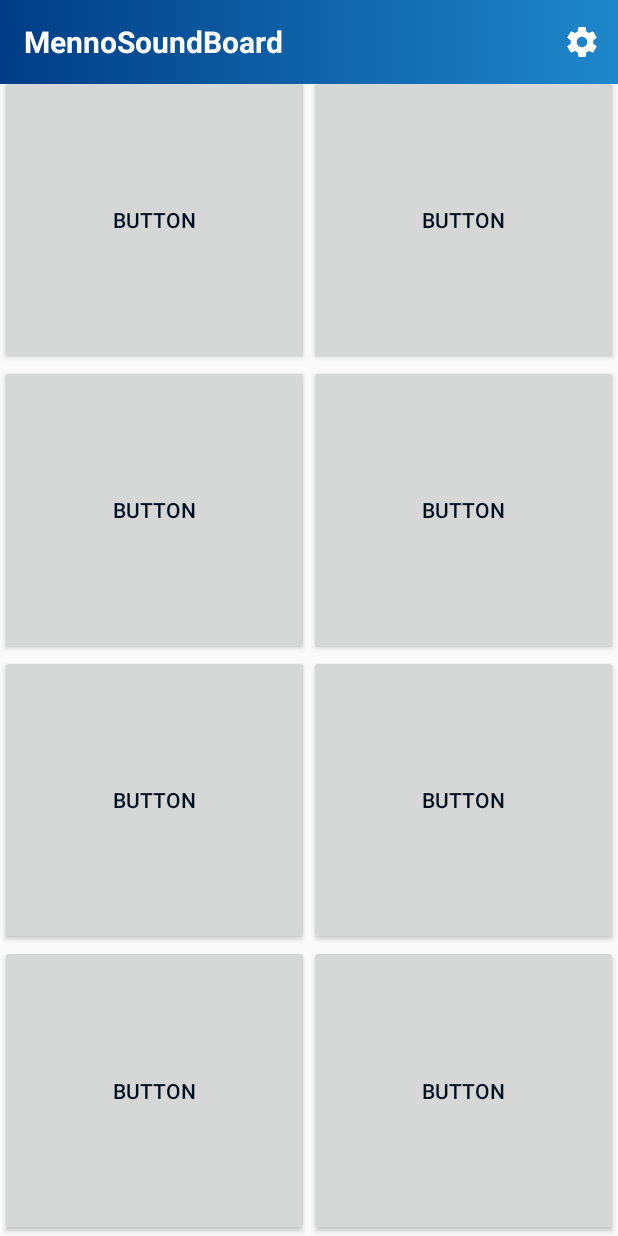
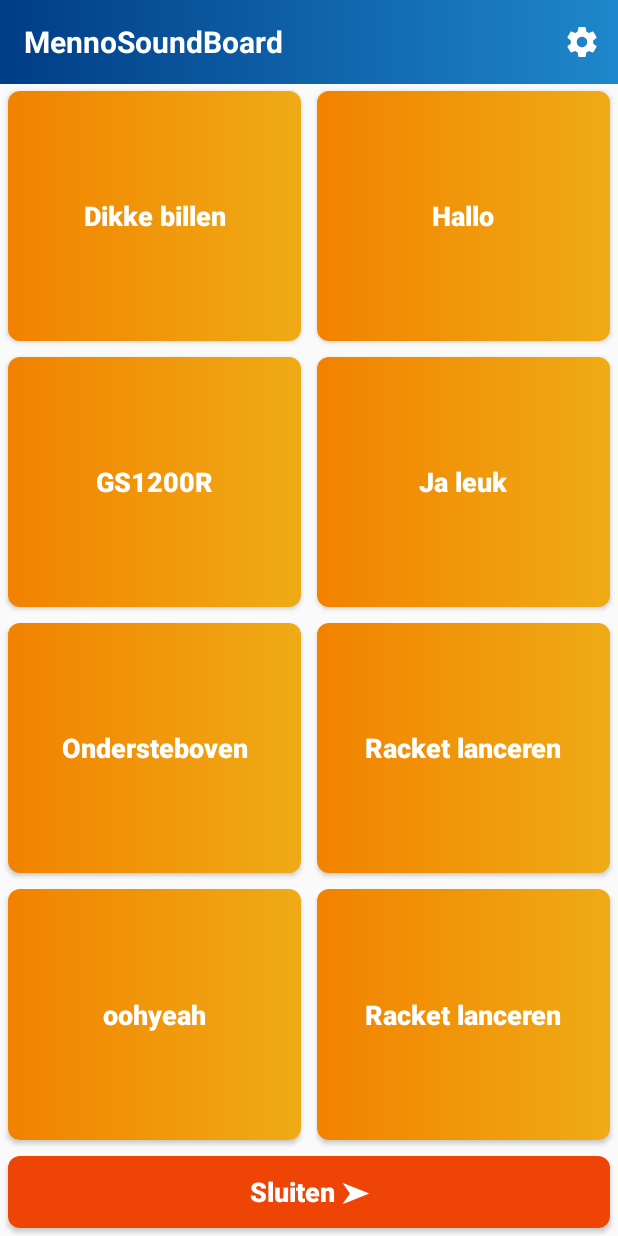
Before and after one commit to tallismen/mennosoundboard, an Android app: the screen it shows after launch (MainActivity), on a phone screen of 412 x 824 dp. Run offline under Robolectric (Android 15) with nearby library versions, the phone set to English and light mode, and no system bars.

Commit message:
layout+meer audio

```diff
--- a/app/build.gradle
+++ b/app/build.gradle
@@ -8,7 +8,7 @@ android {
         minSdkVersion 21
         targetSdkVersion 26
         versionCode 1
-        versionName "1.0.0-DEV"
+        versionName "1.0.0-RELEASE"
         testInstrumentationRunner "android.support.test.runner.AndroidJUnitRunner"
     }
     buildTypes {
--- a/app/src/main/java/nl/designlama/mennosoundboard/activity/SettingsActivity.java
+++ b/app/src/main/java/nl/designlama/mennosoundboard/activity/SettingsActivity.java
@@ -23,6 +23,7 @@ public class SettingsActivity extends AppCompatPreferenceActivity implements Act
 
     @Override
     public boolean onMenuItemSelected(int featureId, MenuItem item) {
+        Log.i(TAG, "onMenuItemSelected()");
         int id = item.getItemId();
         if (id == android.R.id.home) {
             if (!super.onMenuItemSelected(featureId, item)) {
@@ -35,6 +36,7 @@ public class SettingsActivity extends AppCompatPreferenceActivity implements Act
 
     @Override
     public void onBackPressed() {
+        Log.i(TAG, "onBackPressed()");
         NavUtils.navigateUpFromSameTask(this);
     }
 
--- a/app/src/main/res/layout/activity_main.xml
+++ b/app/src/main/res/layout/activity_main.xml
@@ -11,15 +11,14 @@
     <android.support.v7.widget.Toolbar
         android:id="@+id/toolbar2"
         android:layout_width="match_parent"
-        android:layout_height="100dp"
-        android:layout_weight="1"
+        android:layout_height="55dp"
         android:background="?attr/colorPrimary"
         android:minHeight="?attr/actionBarSize"
         android:theme="?attr/actionBarTheme" />
 
     <LinearLayout
         android:layout_width="match_parent"
-        android:layout_height="match_parent"
+        android:layout_height="wrap_content"
         android:layout_weight="1"
         android:orientation="horizontal">
 
@@ -33,36 +32,57 @@
                 android:id="@+id/button1"
                 android:layout_width="match_parent"
                 android:layout_height="0dp"
+                android:layout_margin="5dp"
                 android:layout_weight="1"
+                android:background="@drawable/button_orange"
                 android:onClick="onButton1Pressed"
-                android:text="Button"
-                tools:text="Dikke billen" />
+                android:text="Dikke billen"
+                android:textAllCaps="false"
+                android:textColor="@color/anwbWit"
+                android:textSize="18sp"
+                android:textStyle="bold" />
 
             <Button
                 android:id="@+id/button3"
                 android:layout_width="match_parent"
                 android:layout_height="0dp"
+                android:layout_margin="5dp"
                 android:layout_weight="1"
+                android:background="@drawable/button_orange"
                 android:onClick="onButton3Pressed"
-                android:text="Button"
-                tools:text="GS1200R" />
+                android:text="GS1200R"
+                android:textAllCaps="false"
+                android:textColor="@color/anwbWit"
+                android:textSize="18sp"
+                android:textStyle="bold" />
 
             <Button
                 android:id="@+id/button5"
                 android:layout_width="match_parent"
                 android:layout_height="0dp"
+                android:layout_margin="5dp"
                 android:layout_weight="1"
+                android:background="@drawable/button_orange"
                 android:onClick="onButton5Pressed"
-                android:text="Button"
-                tools:text="Ondersteboven" />
+                android:text="Ondersteboven"
+                android:textAllCaps="false"
+                android:textColor="@color/anwbWit"
+                android:textSize="18sp"
+                android:textStyle="bold" />
 
             <Button
                 android:id="@+id/button7"
                 android:layout_width="match_parent"
                 android:layout_height="0dp"
+                android:layout_margin="5dp"
                 android:layout_weight="1"
+                android:background="@drawable/button_orange"
                 android:onClick="onButton7Pressed"
-                android:text="Button" />
+                android:text="oohyeah"
+                android:textAllCaps="false"
+                android:textColor="@color/anwbWit"
+                android:textSize="18sp"
+                android:textStyle="bold" />
 
         </LinearLayout>
 
@@ -76,37 +96,71 @@
                 android:id="@+id/button2"
                 android:layout_width="match_parent"
                 android:layout_height="0dp"
+                android:layout_margin="5dp"
                 android:layout_weight="1"
+                android:background="@drawable/button_orange"
                 android:onClick="onButton2Pressed"
-                android:text="Button"
-                tools:text="Hallo" />
+                android:text="Hallo"
+                android:textAllCaps="false"
+                android:textColor="@color/anwbWit"
+                android:textSize="18sp"
+                android:textStyle="bold" />
 
             <Button
                 android:id="@+id/button4"
                 android:layout_width="match_parent"
                 android:layout_height="0dp"
+                android:layout_margin="5dp"
                 android:layout_weight="1"
+                android:background="@drawable/button_orange"
                 android:onClick="onButton4Pressed"
-                android:text="Button"
-                tools:text="Ja leuk" />
+                android:text="Ja leuk"
+                android:textAllCaps="false"
+                android:textColor="@color/anwbWit"
+                android:textSize="18sp"
+                android:textStyle="bold" />
 
             <Button
                 android:id="@+id/button6"
                 android:layout_width="match_parent"
                 android:layout_height="0dp"
+                android:layout_margin="5dp"
                 android:layout_weight="1"
+                android:background="@drawable/button_orange"
                 android:onClick="onButton6Pressed"
-                android:text="Button"
-                tools:text="Racket lanceren" />
+                android:text="Racket lanceren"
+                android:textAllCaps="false"
+                android:textColor="@color/anwbWit"
+                android:textSize="18sp"
+                android:textStyle="bold" />
 
             <Button
                 android:id="@+id/button8"
                 android:layout_width="match_parent"
                 android:layout_height="0dp"
+                android:layout_margin="5dp"
                 android:layout_weight="1"
+                android:background="@drawable/button_orange"
                 android:onClick="onButton8Pressed"
-                android:text="Button"
-                tools:text="Racket lanceren" />
+                android:text="Racket lanceren"
+                android:textAllCaps="false"
+                android:textColor="@color/anwbWit"
+                android:textSize="18sp"
+                android:textStyle="bold" />
+
         </LinearLayout>
     </LinearLayout>
+
+    <Button
+        android:id="@+id/button"
+        android:layout_width="match_parent"
+        android:layout_height="wrap_content"
+        android:layout_margin="5dp"
+        android:background="@drawable/button_red"
+        android:onClick="onSluitenPressed"
+        android:text="Sluiten ➤"
+        android:textAllCaps="false"
+        android:textColor="@color/anwbWit"
+        android:textSize="18sp"
+        android:textStyle="bold" />
 </LinearLayout>
--- a/app/src/main/res/values/colors.xml
+++ b/app/src/main/res/values/colors.xml
@@ -1,13 +1,11 @@
 <?xml version="1.0" encoding="utf-8"?>
 <resources>
-
     <color name="anwbGeel">#ffc500</color>
     <color name="anwbLichtBlauw">#1f87cb</color>
     <color name="anwbDonkerBlauw">#003d80</color>
     <color name="anwbZwart">#00101F</color>
-    <color name="anwbWit">#FFFFFF</color>
+    <color name="anwbWit">#ffffff</color>
     <color name="anwbRood">#ee4406</color>
     <color name="colorAccent">#F28200</color>
     <color name="colorAccent2">#EFAB16</color>
-
-    </resources>
+</resources>
```
Also changed, not shown: app/src/main/java/nl/designlama/mennosoundboard/activity/MainActivity.java (+38 -1 lines), app/src/main/java/nl/designlama/mennosoundboard/utils/AlertDialogUtil.java (added, +29 -0 lines), app/src/main/res/xml/activity_settings_fragment.xml (+0 -8 lines), app/src/main/res/drawable/button_blue_gradient.xml (renamed from app/src/main/res/drawable/button_blue.xml).
